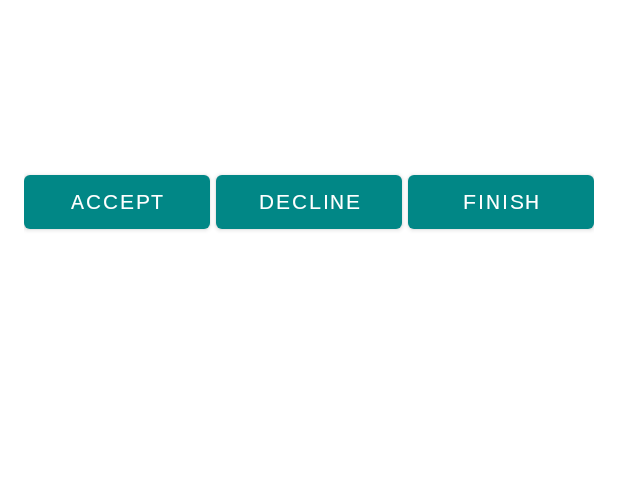
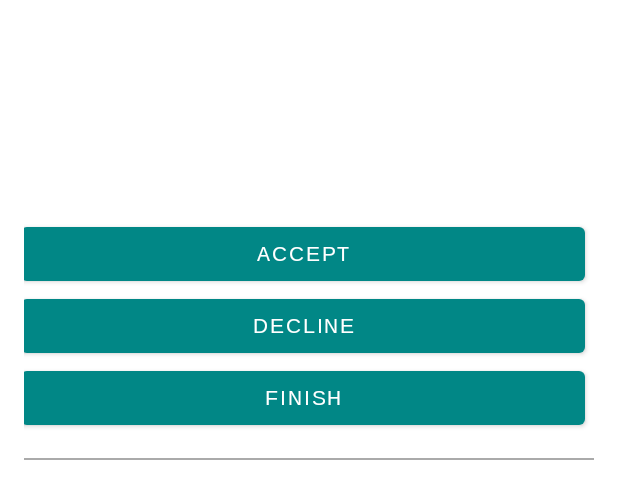
Before and after one commit to Shibsterr/FABLAB_Accounting, an Android app: the layout item_event.xml on its own in the app's theme, with its tools: preview values and no code run, on a phone screen of 412 x 824 dp. Shown: the top 499 px of the screen. Run offline under Robolectric (Android 15) with nearby library versions, the phone set to English and light mode, and no system bars.

```diff
--- a/app/src/main/java/com/example/fablab/Splashscreen.java
+++ b/app/src/main/java/com/example/fablab/Splashscreen.java
@@ -28,6 +28,9 @@ public class Splashscreen extends AppCompatActivity {
     protected void onCreate(Bundle savedInstanceState) {
         super.onCreate(savedInstanceState);
         SharedPreferences sharedPreferences = PreferenceManager.getDefaultSharedPreferences(this);
+        String selectedTheme = sharedPreferences.getString("theme_preference", "Theme.FABLAB");
+        int themeResourceId = getResources().getIdentifier(selectedTheme, "style", getPackageName());
+        setTheme(themeResourceId);
         setContentView(R.layout.activity_splashscreen);
 
         imageView = findViewById(R.id.fablablogo);
--- a/app/src/main/java/com/example/fablab/ui/authen/LoginUser.java
+++ b/app/src/main/java/com/example/fablab/ui/authen/LoginUser.java
@@ -41,6 +41,10 @@ public class LoginUser extends AppCompatActivity implements View.OnClickListener
         configuration.setLocale(locale);
 
         resources.updateConfiguration(configuration, resources.getDisplayMetrics());
+
+        String selectedTheme = sharedPreferences.getString("theme_preference", "Theme.FABLAB");
+        int themeResourceId = getResources().getIdentifier(selectedTheme, "style", getPackageName());
+        setTheme(themeResourceId);
         super.onCreate(savedInstanceState);
         setContentView(R.layout.user_login);
 
--- a/app/src/main/java/com/example/fablab/ui/authen/home/Event.java
+++ b/app/src/main/java/com/example/fablab/ui/authen/home/Event.java
@@ -32,21 +32,15 @@ public class Event implements Serializable {
 
     // Getters and setters
     public String getEventId() { return eventId; }
-    public void setEventId(String eventId) { this.eventId = eventId; }
     public String getTitle() { return title; }
     public void setTitle(String title) { this.title = title; }
     public String getDescription() { return description; }
     public void setDescription(String description) { this.description = description; }
     public String getEventDate() { return eventDate; }
-    public void setEventDate(String eventDate) { this.eventDate = eventDate; }
     public String getStartTime() { return startTime; }
-    public void setStartTime(String startTime) { this.startTime = startTime; }
     public String getEndTime() { return endTime; }
-    public void setEndTime(String endTime) { this.endTime = endTime; }
     public String getNumberOfPeople() { return numberOfPeople; }
-    public void setNumberOfPeople(String numberOfPeople) { this.numberOfPeople = numberOfPeople; }
     public String getStatus() { return status; }
     public void setStatus(String status) { this.status = status; }
     public String getUserId() { return userId; }
-    public void setUserId(String userId) { this.userId = userId; }
 }
--- a/app/src/main/java/com/example/fablab/ui/gallery/GalleryFragment.java
+++ b/app/src/main/java/com/example/fablab/ui/gallery/TaskFragment.java
@@ -25,7 +25,7 @@ import com.google.firebase.database.DatabaseReference;
 import com.google.firebase.database.FirebaseDatabase;
 import com.google.firebase.database.ValueEventListener;
 
-public class GalleryFragment extends Fragment {
+public class TaskFragment extends Fragment {
 
     private LinearLayout tasksLayout;
     private FirebaseAuth mAuth;
--- a/app/src/main/res/layout/item_event.xml
+++ b/app/src/main/res/layout/item_event.xml
@@ -12,7 +12,16 @@
         android:textSize="16sp"
         android:textColor="@android:color/black"
         android:textStyle="bold"
-        android:layout_marginBottom="8dp"/>
+        android:layout_marginBottom="12dp"/>
+
+    <TextView
+        android:id="@+id/event_status"
+        android:layout_width="match_parent"
+        android:layout_height="wrap_content"
+        android:textSize="14sp"
+        android:textColor="@android:color/black"
+        android:textStyle="bold"
+        android:layout_marginBottom="12dp"/>
 
     <TextView
         android:id="@+id/start_time"
@@ -30,41 +39,43 @@
         android:textColor="@android:color/black"
         android:layout_marginBottom="16dp"/>
 
+    <!-- Separator Line -->
     <LinearLayout
-        android:orientation="horizontal"
         android:layout_width="match_parent"
         android:layout_height="wrap_content"
         android:layout_marginTop="8dp"
-        android:gravity="center">
+        android:gravity="center"
+        android:orientation="vertical">
 
         <Button
             android:id="@+id/accept_button"
-            android:layout_width="0dp"
+            android:layout_width="match_parent"
             android:layout_height="48dp"
-            android:layout_weight="1"
-            android:text="@string/accept"
             android:layout_marginEnd="4dp"
             android:minWidth="0dp"
-            android:padding="6dp"/>
-
+            android:text="@string/accept" />
 
         <Button
             android:id="@+id/decline_button"
-            android:layout_width="0dp"
+            android:layout_width="match_parent"
             android:layout_height="48dp"
-            android:layout_weight="1"
-            android:text="@string/decline"
             android:layout_marginEnd="4dp"
             android:minWidth="0dp"
-            android:padding="6dp"/>
+            android:text="@string/decline" />
 
         <Button
             android:id="@+id/finish_button"
-            android:layout_width="0dp"
+            android:layout_width="match_parent"
             android:layout_height="48dp"
-            android:layout_weight="1"
-            android:text="@string/finish"
+            android:layout_marginEnd="4dp"
             android:minWidth="0dp"
-            android:padding="6dp"/>
+            android:text="@string/finish" />
     </LinearLayout>
+
+    <View
+        android:layout_width="match_parent"
+        android:layout_height="1dp"
+        android:background="@android:color/darker_gray"
+        android:layout_marginTop="16dp"/>
+
 </LinearLayout>
--- a/app/src/main/res/navigation/mobile_navigation.xml
+++ b/app/src/main/res/navigation/mobile_navigation.xml
@@ -17,12 +17,12 @@
 
     <fragment
         android:id="@+id/nav_task"
-        android:name="com.example.fablab.ui.gallery.GalleryFragment"
+        android:name="com.example.fablab.ui.gallery.TaskFragment"
         tools:layout="@layout/fragment_gallery" />
 
     <fragment
         android:id="@+id/nav_report"
-        android:name="com.example.fablab.ui.slideshow.SlideshowFragment"
+        android:name="com.example.fablab.ui.slideshow.ReportFragment"
         tools:layout="@layout/fragment_slideshow" />
 
     <fragment
```
Also changed, not shown: app/src/main/java/com/example/fablab/MainActivity.java (+20 -9 lines), app/src/main/java/com/example/fablab/NewEvent.java (+27 -2 lines), app/src/main/java/com/example/fablab/ui/authen/RegisterUser.java (+27 -3 lines), app/src/main/java/com/example/fablab/ui/authen/home/EventAdapter.java (+11 -3 lines), app/src/main/java/com/example/fablab/ui/authen/home/EventsDialogFragment.java (+19 -29 lines), app/src/main/java/com/example/fablab/ui/slideshow/ReportFragment.java (renamed from app/src/main/java/com/example/fablab/ui/slideshow/SlideshowFragment.java, +9 -3 lines), app/src/main/res/drawable/loading_background.xml (added, +8 -0 lines), app/src/main/res/layout/activity_loading.xml (added, +24 -0 lines), app/src/main/res/values/strings.xml (+15 -8 lines), 3 other files.
